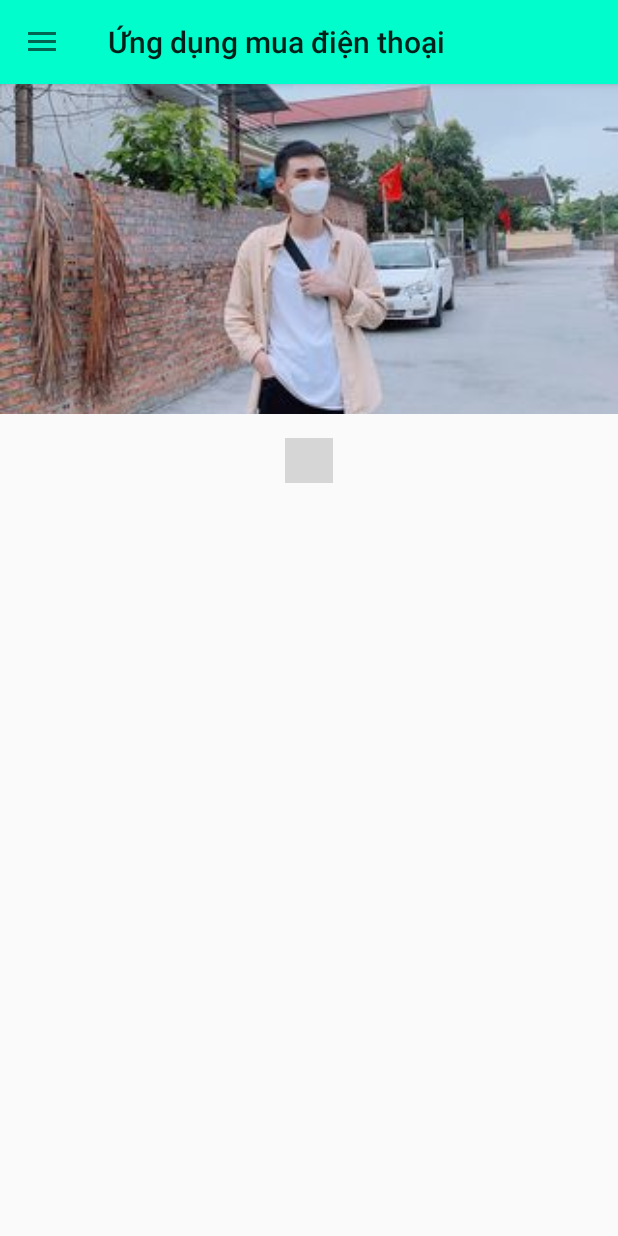
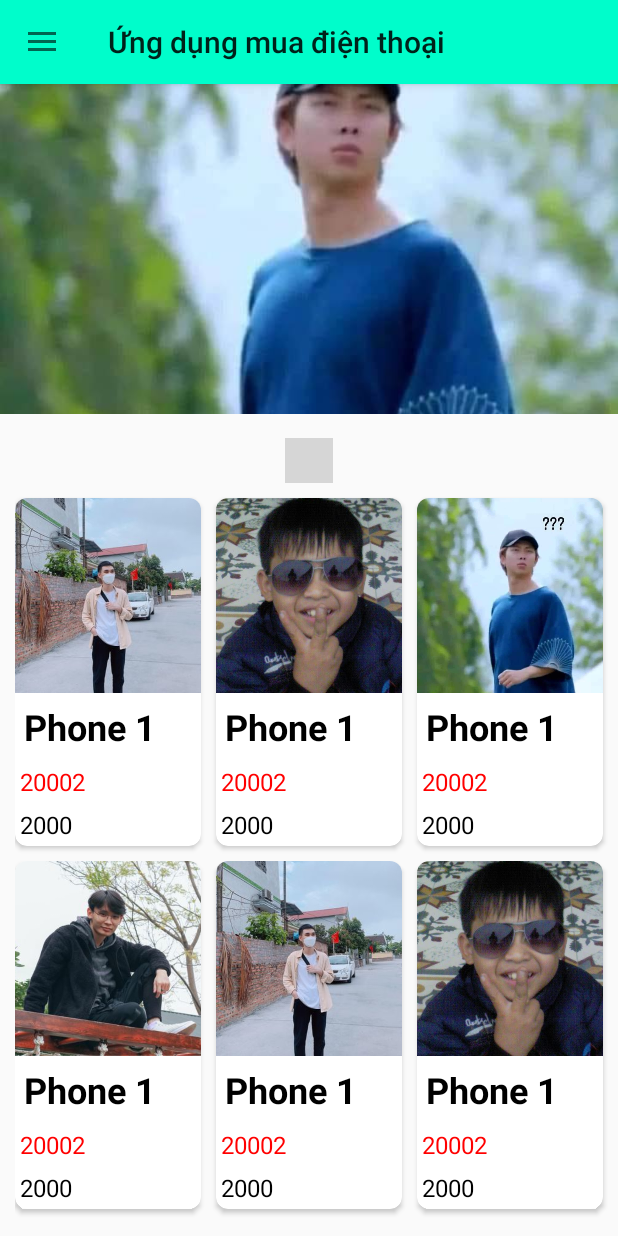
Before and after one commit to CallmeDunno/UngDungMuaDienThoai, an Android app: the HomeFragment screen opened directly, with no data from a screen before it, on a phone screen of 412 x 824 dp. Run offline under Robolectric (Android 15) with nearby library versions, the phone set to English and light mode, and no system bars; libraries missing offline, so code that uses them is left out: me.relex.circleindicator; plain views replace CircleIndicator; Roboto replaces fonts that are not available here; 6 statements that could not run were skipped; grey boxes are pictures that could not be loaded.

Commit message:
complete Home

```diff
--- /dev/null
+++ b/app/src/main/java/com/example/qlbdt/fAdapter/SmartPhoneHomeAdapter.java
@@ -0,0 +1,77 @@
+package com.example.qlbdt.fAdapter;
+
+import android.view.LayoutInflater;
+import android.view.View;
+import android.view.ViewGroup;
+import android.widget.ImageView;
+import android.widget.TextView;
+
+import androidx.annotation.NonNull;
+import androidx.recyclerview.widget.RecyclerView;
+
+import com.example.qlbdt.R;
+import com.example.qlbdt.fFragment.HomeFragment;
+import com.example.qlbdt.fObject.Phone;
+
+
+import java.util.List;
+
+public class SmartPhoneHomeAdapter extends RecyclerView.Adapter<SmartPhoneHomeAdapter.PhoneViewHolder> {
+
+    private HomeFragment mContext;
+    private List<Phone> mListPhone;
+
+    public SmartPhoneHomeAdapter(HomeFragment mContext) {
+        this.mContext = mContext;
+    }
+
+    public void setData(List<Phone> list){
+        this.mListPhone = list;
+        notifyDataSetChanged();
+    }
+
+    @NonNull
+    @Override
+    public PhoneViewHolder onCreateViewHolder(@NonNull ViewGroup parent, int viewType) {
+        View view = LayoutInflater.from(parent.getContext()).inflate(R.layout.item_rcv_home_tuan, parent, false);
+        return new PhoneViewHolder(view);
+    }
+
+    @Override
+    public void onBindViewHolder(@NonNull PhoneViewHolder holder, int position) {
+        Phone phone = mListPhone.get(position);
+        if (phone == null){
+            return;
+        }
+
+        holder.imgPhone.setImageResource(phone.getResouceImage());
+        holder.tvPhone.setText(phone.getName());
+        holder.tvPrice.setText(phone.getPrice());
+        holder.tvQuantity.setText(""+phone.getQuantity());
+    }
+
+    @Override
+    public int getItemCount() {
+        if (mListPhone != null) {
+            return mListPhone.size();
+        }
+        return 0;
+    }
+
+    public class PhoneViewHolder extends RecyclerView.ViewHolder {
+
+        private ImageView imgPhone;
+        private TextView tvPhone;
+        private TextView tvPrice;
+        private TextView tvQuantity;
+
+        public PhoneViewHolder(@NonNull View itemView) {
+            super(itemView);
+
+            imgPhone = itemView.findViewById(R.id.img_phone);
+            tvPhone = itemView.findViewById(R.id.tv_phone);
+            tvPrice = itemView.findViewById(R.id.tv_price);
+            tvQuantity = itemView.findViewById(R.id.tv_quantity);
+        }
+    }
+}
--- a/app/src/main/java/com/example/qlbdt/fFragment/HomeFragment.java
+++ b/app/src/main/java/com/example/qlbdt/fFragment/HomeFragment.java
@@ -3,6 +3,8 @@ package com.example.qlbdt.fFragment;
 import android.os.Bundle;
 
 import androidx.fragment.app.Fragment;
+import androidx.recyclerview.widget.GridLayoutManager;
+import androidx.recyclerview.widget.RecyclerView;
 import androidx.viewpager.widget.ViewPager;
 
 import android.os.Handler;
@@ -13,6 +15,8 @@ import android.view.ViewGroup;
 
 import com.example.qlbdt.R;
 import com.example.qlbdt.fAdapter.PhotoAdapter;
+import com.example.qlbdt.fAdapter.SmartPhoneHomeAdapter;
+import com.example.qlbdt.fObject.Phone;
 import com.example.qlbdt.fObject.Photo;
 
 import java.util.ArrayList;
@@ -31,6 +35,9 @@ public class HomeFragment extends Fragment {
     /*
     * 12/3 Tuan commit
     * */
+
+    private RecyclerView rcvPhone;
+    private SmartPhoneHomeAdapter mSmartPhoneHomeAdapter;
     @Override
     public View onCreateView(LayoutInflater inflater, ViewGroup container,
                              Bundle savedInstanceState) {
@@ -48,6 +55,17 @@ public class HomeFragment extends Fragment {
         photoAdapter.registerDataSetObserver(circleIndicator.getDataSetObserver());
 
         autoSlideImages();
+
+        //Commit 17/3
+
+        rcvPhone = view.findViewById(R.id.rcv_phone);
+        mSmartPhoneHomeAdapter = new SmartPhoneHomeAdapter(this);
+
+        GridLayoutManager gridLayoutManager = new GridLayoutManager(getActivity(),3);
+        rcvPhone.setLayoutManager(gridLayoutManager);
+
+        mSmartPhoneHomeAdapter.setData(getListPhone());
+        rcvPhone.setAdapter(mSmartPhoneHomeAdapter);
         return view;
     }
 
@@ -60,6 +78,35 @@ public class HomeFragment extends Fragment {
         list.add(new Photo(R.drawable.avt_tuan));
 
         return list;
+    }
+
+    private List<Phone> getListPhone(){
+        List<Phone> list = new ArrayList<>();
+        list.add(new Phone(R.drawable.avt_dung, "Phone 1", "20002", 2000));
+        list.add(new Phone(R.drawable.avt_kien, "Phone 1", "20002", 2000));
+        list.add(new Phone(R.drawable.avt_oanh, "Phone 1", "20002", 2000));
+        list.add(new Phone(R.drawable.avt_tuan, "Phone 1", "20002", 2000));
+
+        list.add(new Phone(R.drawable.avt_dung, "Phone 1", "20002", 2000));
+        list.add(new Phone(R.drawable.avt_kien, "Phone 1", "20002", 2000));
+        list.add(new Phone(R.drawable.avt_oanh, "Phone 1", "20002", 2000));
+        list.add(new Phone(R.drawable.avt_tuan, "Phone 1", "20002", 2000));
+
+        list.add(new Phone(R.drawable.avt_dung, "Phone 1", "20002", 2000));
+        list.add(new Phone(R.drawable.avt_kien, "Phone 1", "20002", 2000));
+        list.add(new Phone(R.drawable.avt_oanh, "Phone 1", "20002", 2000));
+        list.add(new Phone(R.drawable.avt_tuan, "Phone 1", "20002", 2000));
+
+        list.add(new Phone(R.drawable.avt_dung, "Phone 1", "20002", 2000));
+        list.add(new Phone(R.drawable.avt_kien, "Phone 1", "20002", 2000));
+        list.add(new Phone(R.drawable.avt_oanh, "Phone 1", "20002", 2000));
+        list.add(new Phone(R.drawable.avt_tuan, "Phone 1", "20002", 2000));
+
+
+
+
+
+        return  list;
     }
 
     private void autoSlideImages(){
--- /dev/null
+++ b/app/src/main/java/com/example/qlbdt/fObject/Phone.java
@@ -0,0 +1,47 @@
+package com.example.qlbdt.fObject;
+
+public class Phone {
+    private int resouceImage;
+    private String name;
+    private String price;
+    private int quantity;
+
+    public Phone(int resouceImage, String name, String price, int quantity) {
+        this.resouceImage = resouceImage;
+        this.name = name;
+        this.price = price;
+        this.quantity = quantity;
+    }
+
+    public int getResouceImage() {
+        return resouceImage;
+    }
+
+    public void setResouceImage(int resouceImage) {
+        this.resouceImage = resouceImage;
+    }
+
+    public String getName() {
+        return name;
+    }
+
+    public void setName(String name) {
+        this.name = name;
+    }
+
+    public String getPrice() {
+        return price;
+    }
+
+    public void setPrice(String price) {
+        this.price = price;
+    }
+
+    public int getQuantity() {
+        return quantity;
+    }
+
+    public void setQuantity(int quantity) {
+        this.quantity = quantity;
+    }
+}
--- a/app/src/main/res/layout/fragment_home.xml
+++ b/app/src/main/res/layout/fragment_home.xml
@@ -17,5 +17,11 @@
         android:layout_marginTop="16dp"
         android:layout_gravity="center_horizontal"
         android:layout_height="30dp"/>
+    <androidx.recyclerview.widget.RecyclerView
+        android:id="@+id/rcv_phone"
+        android:layout_width="wrap_content"
+        android:layout_height="wrap_content"
+        android:layout_marginStart="10dp"
+        android:layout_marginBottom="10dp"/>
 
 </LinearLayout>
--- /dev/null
+++ b/app/src/main/res/layout/item_rcv_home_tuan.xml
@@ -0,0 +1,46 @@
+<?xml version="1.0" encoding="utf-8"?>
+<androidx.cardview.widget.CardView xmlns:android="http://schemas.android.com/apk/res/android"
+    android:layout_width="match_parent"
+    android:layout_height="wrap_content"
+    android:layout_marginTop="10dp"
+    android:layout_marginEnd="10dp"
+    xmlns:app="http://schemas.android.com/apk/res-auto"
+    app:cardCornerRadius="8dp">
+    <LinearLayout
+        android:layout_width="match_parent"
+        android:layout_height="wrap_content"
+        android:orientation="vertical">
+        <ImageView
+            android:id="@+id/img_phone"
+            android:layout_width="wrap_content"
+            android:layout_height="130dp"
+            android:src="@drawable/avt_tuan"
+            android:scaleType="centerCrop"/>
+
+        <TextView
+            android:id="@+id/tv_phone"
+            android:layout_width="wrap_content"
+            android:layout_height="wrap_content"
+            android:textColor="@color/black"
+            android:textSize="24sp"
+            android:padding="6dp"
+            android:textStyle="bold"
+            android:text="@string/app_name"/>
+        <TextView
+            android:id="@+id/tv_price"
+            android:layout_width="wrap_content"
+            android:layout_height="wrap_content"
+            android:textSize="16sp"
+            android:text="@string/Find"
+            android:textColor="#FF0000"
+            android:padding="3dp" />
+        <TextView
+            android:id="@+id/tv_quantity"
+            android:layout_width="wrap_content"
+            android:layout_height="wrap_content"
+            android:textColor="@color/black"
+            android:textSize="16sp"
+            android:text="@string/Find"
+            android:padding="3dp" />
+    </LinearLayout>
+</androidx.cardview.widget.CardView>
```
